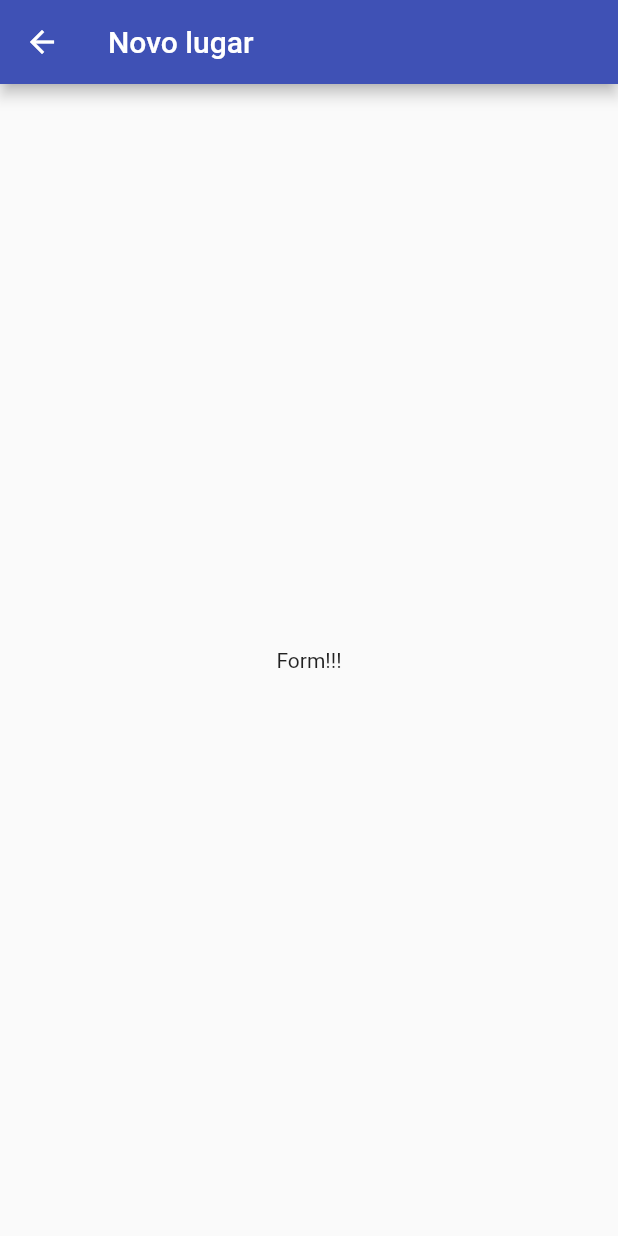
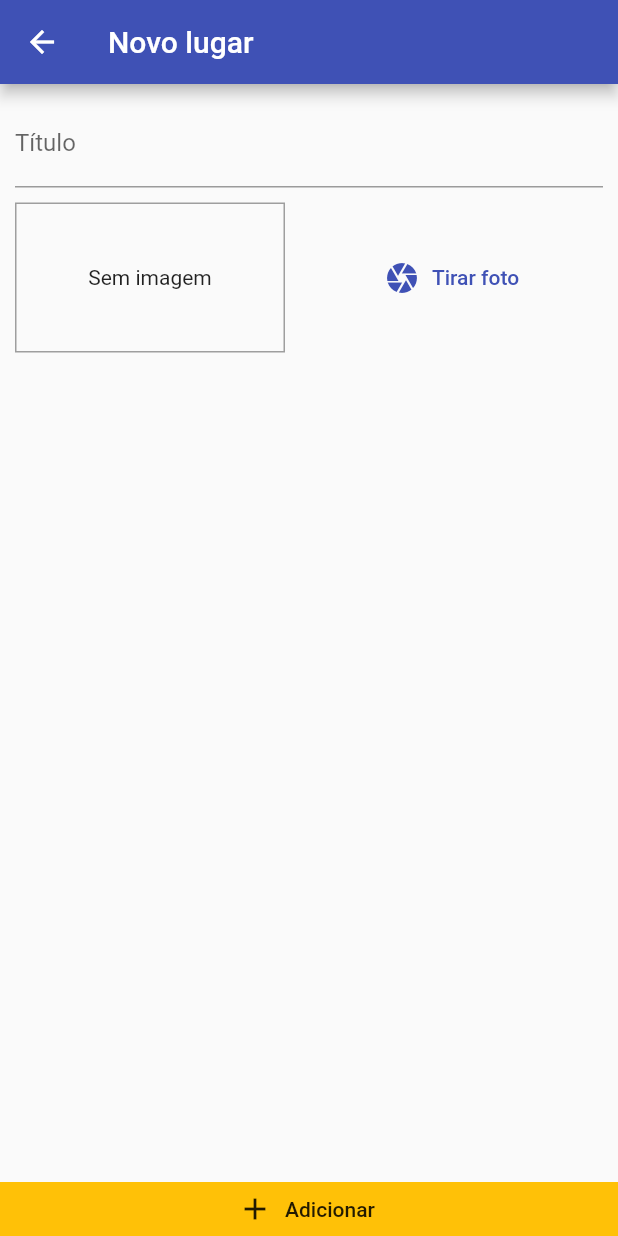
Before and after one commit to saulogusmao/great_places, a Flutter app: the PlaceFormScreen screen opened by its route, on a phone screen of 412 x 824 dp. Run offline on Flutter 3.47's test engine with Material 2 defaults, Android fonts, the phone set to English and light mode, and no system bars.

Commit message:
formScreen

```diff
--- a/lib/screens/place_form_sreen.dart
+++ b/lib/screens/place_form_sreen.dart
@@ -2,6 +2,7 @@ import 'package:flutter/material.dart';
 import 'package:flutter/src/widgets/container.dart';
 import 'package:flutter/src/widgets/framework.dart';
 import 'package:great_places/utils/app_routes.dart';
+import 'package:great_places/widgets/image_input.dart';
 
 class PlaceFormScreen extends StatefulWidget {
   const PlaceFormScreen({super.key});
@@ -11,14 +12,55 @@ class PlaceFormScreen extends StatefulWidget {
 }
 
 class _PlaceFormScreenState extends State<PlaceFormScreen> {
+  final _titleController = TextEditingController();
+
+  void _submitForm() {}
+
   @override
   Widget build(BuildContext context) {
     return Scaffold(
       appBar: AppBar(
         title: Text('Novo lugar'),
       ),
-      body: Center(
-        child: Text('Form!!!'),
+      body: Column(
+        //metodo 1 para fixar o botão em baixo:
+        // mainAxisAlignment: MainAxisAlignment.spaceBetween,
+        crossAxisAlignment: CrossAxisAlignment.stretch,
+        children: <Widget>[
+          Expanded(
+            //metodo 2 para fixar o botao em baixo
+            child: SingleChildScrollView(
+              child: Padding(
+                padding: const EdgeInsets.all(10),
+                child: Column(
+                  //formulário
+                  children: <Widget>[
+                    TextField(
+                      controller: _titleController,
+                      decoration: InputDecoration(
+                        labelText: 'Título',
+                      ),
+                    ),
+                    SizedBox(height: 10),
+                    ImageInput(),
+                  ],
+                ),
+              ),
+            ),
+          ),
+          ElevatedButton.icon(
+            onPressed: _submitForm,
+            icon: Icon(Icons.add),
+            label: Text('Adicionar'),
+            style: ElevatedButton.styleFrom(
+              foregroundColor: Colors.black87,
+              backgroundColor: Colors.amber,
+              elevation: 0,
+              tapTargetSize: MaterialTapTargetSize.shrinkWrap,
+              shape: ContinuousRectangleBorder(),
+            ),
+          ),
+        ],
       ),
     );
   }
--- /dev/null
+++ b/lib/widgets/image_input.dart
@@ -0,0 +1,41 @@
+import 'dart:ui';
+
+import 'package:flutter/cupertino.dart';
+import 'package:flutter/material.dart';
+import 'package:flutter/src/widgets/container.dart';
+import 'package:flutter/src/widgets/framework.dart';
+
+class ImageInput extends StatefulWidget {
+  const ImageInput({super.key});
+
+  @override
+  State<ImageInput> createState() => _ImageInputState();
+}
+
+class _ImageInputState extends State<ImageInput> {
+  @override
+  Widget build(BuildContext context) {
+    return Row(
+      children: <Widget>[
+        Container(
+          //preview da imagem
+          width: 180,
+          height: 100,
+          decoration: BoxDecoration(
+            border: Border.all(width: 1, color: Colors.grey),
+          ),
+          alignment: Alignment.center,
+          child: Text('Sem imagem'),
+        ),
+        SizedBox(width: 10),
+        Expanded(
+          child: TextButton.icon(
+            icon: Icon(Icons.camera),
+            label: Text('Tirar foto'),
+            onPressed: () {},
+          ),
+        ),
+      ],
+    );
+  }
+}
```
